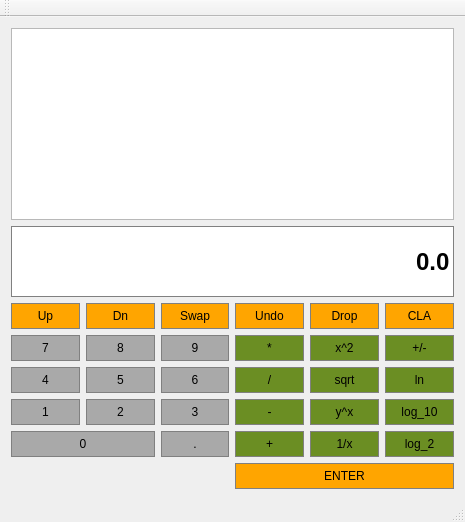
Before: the Qt Designer form RPNCalculator/Calculator.ui in wftmate/RPNCalculator, drawn with Qt 5.
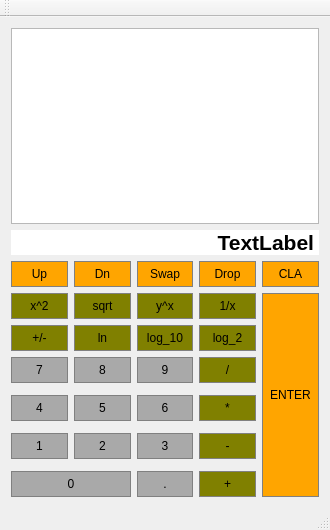
After: the same form once the commit is applied.

What changed in the file:
```diff
--- a/RPNCalculator/Calculator.ui
+++ b/RPNCalculator/Calculator.ui
@@ -6,8 +6,8 @@
    <rect>
     <x>0</x>
     <y>0</y>
-    <width>465</width>
-    <height>522</height>
+    <width>330</width>
+    <height>530</height>
    </rect>
   </property>
   <property name="windowTitle">
@@ -15,8 +15,8 @@
   </property>
   <widget class="QWidget" name="centralWidget">
    <layout class="QGridLayout" name="gridLayout">
-    <item row="6" column="0" colspan="2">
-     <widget class="QPushButton" name="Button0">
+    <item row="11" column="2">
+     <widget class="QPushButton" name="DecimalPoint">
       <property name="sizePolicy">
        <sizepolicy hsizetype="Preferred" vsizetype="Preferred">
         <horstretch>0</horstretch>
@@ -37,11 +37,217 @@
 }</string>
       </property>
       <property name="text">
-       <string>0</string>
+       <string>.</string>
       </property>
+      <attribute name="buttonGroup">
+       <string notr="true">numberGroup</string>
+      </attribute>
      </widget>
     </item>
-    <item row="5" column="3">
+    <item row="9" column="1">
+     <widget class="QPushButton" name="Button2">
+      <property name="sizePolicy">
+       <sizepolicy hsizetype="Preferred" vsizetype="Preferred">
+        <horstretch>0</horstretch>
+        <verstretch>0</verstretch>
+       </sizepolicy>
+      </property>
+      <property name="styleSheet">
+       <string notr="true">QPushButton {
+	background-color: darkgray;
+	border: 1px solid gray;
+	padding: 5px;
+}
+
+QPushButton:pressed {
+	background-color: Dimgray;
+	border: 1px solid gray;
+	padding: 5px;
+}</string>
+      </property>
+      <property name="text">
+       <string>2</string>
+      </property>
+      <attribute name="buttonGroup">
+       <string notr="true">numberGroup</string>
+      </attribute>
+     </widget>
+    </item>
+    <item row="5" column="0">
+     <widget class="QPushButton" name="Button7">
+      <property name="sizePolicy">
+       <sizepolicy hsizetype="Preferred" vsizetype="Preferred">
+        <horstretch>0</horstretch>
+        <verstretch>0</verstretch>
+       </sizepolicy>
+      </property>
+      <property name="styleSheet">
+       <string notr="true">QPushButton {
+	background-color: darkgray;
+	border: 1px solid gray;
+	padding: 5px;
+}
+
+QPushButton:pressed {
+	background-color: Dimgray;
+	border: 1px solid gray;
+	padding: 5px;
+}</string>
+      </property>
+      <property name="text">
+       <string>7</string>
+      </property>
+      <attribute name="buttonGroup">
+       <string notr="true">numberGroup</string>
+      </attribute>
+     </widget>
+    </item>
+    <item row="2" column="4">
+     <widget class="QPushButton" name="ClearAll">
+      <property name="sizePolicy">
+       <sizepolicy hsizetype="Preferred" vsizetype="Preferred">
+        <horstretch>0</horstretch>
+        <verstretch>0</verstretch>
+       </sizepolicy>
+      </property>
+      <property name="styleSheet">
+       <string notr="true">QPushButton {
+	background-color: #FFA500;
+	border: 1px solid gray;
+	padding: 5px;
+}
+
+QPushButton:pressed {
+	background-color: #FF0000;
+	border: 1px solid gray;
+	padding: 5px;
+}</string>
+      </property>
+      <property name="text">
+       <string>CLA</string>
+      </property>
+      <attribute name="buttonGroup">
+       <string notr="true">stackFunctionGroup</string>
+      </attribute>
+     </widget>
+    </item>
+    <item row="3" column="4" rowspan="9">
+     <widget class="QPushButton" name="Enter">
+      <property name="sizePolicy">
+       <sizepolicy hsizetype="Preferred" vsizetype="Preferred">
+        <horstretch>0</horstretch>
+        <verstretch>0</verstretch>
+       </sizepolicy>
+      </property>
+      <property name="styleSheet">
+       <string notr="true">QPushButton {
+	background-color: #FFA500;
+	border: 1px solid gray;
+	padding: 5px;
+}
+
+QPushButton:pressed {
+	background-color: #FF0000;
+	border: 1px solid gray;
+	padding: 5px;
+}</string>
+      </property>
+      <property name="text">
+       <string>ENTER</string>
+      </property>
+      <attribute name="buttonGroup">
+       <string notr="true">stackFunctionGroup</string>
+      </attribute>
+     </widget>
+    </item>
+    <item row="3" column="3">
+     <widget class="QPushButton" name="Inverse">
+      <property name="sizePolicy">
+       <sizepolicy hsizetype="Preferred" vsizetype="Preferred">
+        <horstretch>0</horstretch>
+        <verstretch>0</verstretch>
+       </sizepolicy>
+      </property>
+      <property name="styleSheet">
+       <string notr="true">QPushButton {
+	background-color: olive;
+	border: 1px solid gray;
+	padding: 5px;
+}
+
+QPushButton:pressed {
+	background-color: #FF0000;
+	border: 1px solid gray;
+	padding: 5px;
+}</string>
+      </property>
+      <property name="text">
+       <string>1/x</string>
+      </property>
+      <attribute name="buttonGroup">
+       <string notr="true">mathFunctionGroup</string>
+      </attribute>
+     </widget>
+    </item>
+    <item row="4" column="0">
+     <widget class="QPushButton" name="ChangeSign">
+      <property name="sizePolicy">
+       <sizepolicy hsizetype="Preferred" vsizetype="Preferred">
+        <horstretch>0</horstretch>
+        <verstretch>0</verstretch>
+       </sizepolicy>
+      </property>
+      <property name="styleSheet">
+       <string notr="true">QPushButton {
+	background-color: olive;
+	border: 1px solid gray;
+	padding: 5px;
+}
+
+QPushButton:pressed {
+	background-color: #FF0000;
+	border: 1px solid gray;
+	padding: 5px;
+}</string>
+      </property>
+      <property name="text">
+       <string>+/-</string>
+      </property>
+      <attribute name="buttonGroup">
+       <string notr="true">mathFunctionGroup</string>
+      </attribute>
+     </widget>
+    </item>
+    <item row="5" column="1">
+     <widget class="QPushButton" name="Button8">
+      <property name="sizePolicy">
+       <sizepolicy hsizetype="Preferred" vsizetype="Preferred">
+        <horstretch>0</horstretch>
+        <verstretch>0</verstretch>
+       </sizepolicy>
+      </property>
+      <property name="styleSheet">
+       <string notr="true">QPushButton {
+	background-color: darkgray;
+	border: 1px solid gray;
+	padding: 5px;
+}
+
+QPushButton:pressed {
+	background-color: Dimgray;
+	border: 1px solid gray;
+	padding: 5px;
+}</string>
+      </property>
+      <property name="text">
+       <string>8</string>
+      </property>
+      <attribute name="buttonGroup">
+       <string notr="true">numberGroup</string>
+      </attribute>
+     </widget>
+    </item>
+    <item row="9" column="3">
      <widget class="QPushButton" name="Subtract">
       <property name="sizePolicy">
        <sizepolicy hsizetype="Preferred" vsizetype="Preferred">
@@ -51,7 +257,7 @@
       </property>
       <property name="styleSheet">
        <string notr="true">QPushButton {
-	background-color: olivedrab;
+	background-color: olive;
 	border: 1px solid gray;
 	padding: 5px;
 }
@@ -65,88 +271,42 @@
       <property name="text">
        <string>-</string>
       </property>
+      <attribute name="buttonGroup">
+       <string notr="true">mathFunctionGroup</string>
+      </attribute>
      </widget>
     </item>
-    <item row="5" column="4">
-     <widget class="QPushButton" name="YtoX">
-      <property name="sizePolicy">
-       <sizepolicy hsizetype="Preferred" vsizetype="Preferred">
-        <horstretch>0</horstretch>
-        <verstretch>0</verstretch>
-       </sizepolicy>
+    <item row="1" column="0" colspan="5">
+     <widget class="QLabel" name="Input">
+      <property name="font">
+       <font>
+        <pointsize>16</pointsize>
+        <weight>75</weight>
+        <bold>true</bold>
+       </font>
       </property>
       <property name="styleSheet">
-       <string notr="true">QPushButton {
-	background-color: olivedrab;
-	border: 1px solid gray;
-	padding: 5px;
-}
-
-QPushButton:pressed {
-	background-color: #FF0000;
-	border: 1px solid gray;
-	padding: 5px;
-}</string>
+       <string notr="true">background-color: #fff;</string>
       </property>
       <property name="text">
-       <string>y^x</string>
+       <string>TextLabel</string>
       </property>
-     </widget>
-    </item>
-    <item row="6" column="5">
-     <widget class="QPushButton" name="LogBase2">
-      <property name="sizePolicy">
-       <sizepolicy hsizetype="Preferred" vsizetype="Preferred">
-        <horstretch>0</horstretch>
-        <verstretch>0</verstretch>
-       </sizepolicy>
+      <property name="scaledContents">
+       <bool>false</bool>
       </property>
-      <property name="styleSheet">
-       <string notr="true">QPushButton {
-	background-color: olivedrab;
-	border: 1px solid gray;
-	padding: 5px;
-}
-
-QPushButton:pressed {
-	background-color: #FF0000;
-	border: 1px solid gray;
-	padding: 5px;
-}</string>
+      <property name="alignment">
+       <set>Qt::AlignRight|Qt::AlignTrailing|Qt::AlignVCenter</set>
       </property>
-      <property name="text">
-       <string>log_2</string>
+      <property name="margin">
+       <number>2</number>
       </property>
-     </widget>
-    </item>
-    <item row="3" column="4">
-     <widget class="QPushButton" name="Square">
-      <property name="sizePolicy">
-       <sizepolicy hsizetype="Preferred" vsizetype="Preferred">
-        <horstretch>0</horstretch>
-        <verstretch>0</verstretch>
-       </sizepolicy>
+      <property name="indent">
+       <number>5</number>
       </property>
-      <property name="styleSheet">
-       <string notr="true">QPushButton {
-	background-color: olivedrab;
-	border: 1px solid gray;
-	padding: 5px;
-}
-
-QPushButton:pressed {
-	background-color: #FF0000;
-	border: 1px solid gray;
-	padding: 5px;
-}</string>
-      </property>
-      <property name="text">
-       <string>x^2</string>
-      </property>
      </widget>
     </item>
-    <item row="2" column="2">
-     <widget class="QPushButton" name="Swap">
+    <item row="2" column="0">
+     <widget class="QPushButton" name="RollUp">
       <property name="sizePolicy">
        <sizepolicy hsizetype="Preferred" vsizetype="Preferred">
         <horstretch>0</horstretch>
@@ -167,11 +327,43 @@
 }</string>
       </property>
       <property name="text">
-       <string>Swap</string>
+       <string>Up</string>
       </property>
+      <attribute name="buttonGroup">
+       <string notr="true">stackFunctionGroup</string>
+      </attribute>
      </widget>
     </item>
-    <item row="2" column="4">
+    <item row="9" column="0">
+     <widget class="QPushButton" name="Button1">
+      <property name="sizePolicy">
+       <sizepolicy hsizetype="Preferred" vsizetype="Preferred">
+        <horstretch>0</horstretch>
+        <verstretch>0</verstretch>
+       </sizepolicy>
+      </property>
+      <property name="styleSheet">
+       <string notr="true">QPushButton {
+	background-color: darkgray;
+	border: 1px solid gray;
+	padding: 5px;
+}
+
+QPushButton:pressed {
+	background-color: Dimgray;
+	border: 1px solid gray;
+	padding: 5px;
+}</string>
+      </property>
+      <property name="text">
+       <string>1</string>
+      </property>
+      <attribute name="buttonGroup">
+       <string notr="true">numberGroup</string>
+      </attribute>
+     </widget>
+    </item>
+    <item row="2" column="3">
      <widget class="QPushButton" name="Drop">
       <property name="styleSheet">
        <string notr="true">QPushButton {
@@ -189,10 +381,13 @@
       <property name="text">
        <string>Drop</string>
       </property>
+      <attribute name="buttonGroup">
+       <string notr="true">stackFunctionGroup</string>
+      </attribute>
      </widget>
     </item>
-    <item row="3" column="3">
-     <widget class="QPushButton" name="Multiply">
+    <item row="7" column="0">
+     <widget class="QPushButton" name="Button4">
       <property name="sizePolicy">
        <sizepolicy hsizetype="Preferred" vsizetype="Preferred">
         <horstretch>0</horstretch>
@@ -201,23 +396,26 @@
       </property>
       <property name="styleSheet">
        <string notr="true">QPushButton {
-	background-color: olivedrab;
+	background-color: darkgray;
 	border: 1px solid gray;
 	padding: 5px;
 }
 
 QPushButton:pressed {
-	background-color: #FF0000;
+	background-color: Dimgray;
 	border: 1px solid gray;
 	padding: 5px;
 }</string>
       </property>
       <property name="text">
-       <string>*</string>
+       <string>4</string>
       </property>
+      <attribute name="buttonGroup">
+       <string notr="true">numberGroup</string>
+      </attribute>
      </widget>
     </item>
-    <item row="3" column="2">
+    <item row="5" column="2">
      <widget class="QPushButton" name="Button9">
       <property name="sizePolicy">
        <sizepolicy hsizetype="Preferred" vsizetype="Preferred">
@@ -241,113 +439,12 @@
       <property name="text">
        <string>9</string>
       </property>
+      <attribute name="buttonGroup">
+       <string notr="true">numberGroup</string>
+      </attribute>
      </widget>
     </item>
-    <item row="2" column="3">
-     <widget class="QPushButton" name="Undo">
-      <property name="sizePolicy">
-       <sizepolicy hsizetype="Preferred" vsizetype="Preferred">
-        <horstretch>0</horstretch>
-        <verstretch>0</verstretch>
-       </sizepolicy>
-      </property>
-      <property name="styleSheet">
-       <string notr="true">QPushButton {
-	background-color: #FFA500;
-	border: 1px solid gray;
-	padding: 5px;
-}
-
-QPushButton:pressed {
-	background-color: #FF0000;
-	border: 1px solid gray;
-	padding: 5px;
-}</string>
-      </property>
-      <property name="text">
-       <string>Undo</string>
-      </property>
-     </widget>
-    </item>
-    <item row="5" column="2">
-     <widget class="QPushButton" name="Button3">
-      <property name="sizePolicy">
-       <sizepolicy hsizetype="Preferred" vsizetype="Preferred">
-        <horstretch>0</horstretch>
-        <verstretch>0</verstretch>
-       </sizepolicy>
-      </property>
-      <property name="styleSheet">
-       <string notr="true">QPushButton {
-	background-color: darkgray;
-	border: 1px solid gray;
-	padding: 5px;
-}
-
-QPushButton:pressed {
-	background-color: Dimgray;
-	border: 1px solid gray;
-	padding: 5px;
-}</string>
-      </property>
-      <property name="text">
-       <string>3</string>
-      </property>
-     </widget>
-    </item>
-    <item row="4" column="4">
-     <widget class="QPushButton" name="SquareRoot">
-      <property name="sizePolicy">
-       <sizepolicy hsizetype="Preferred" vsizetype="Preferred">
-        <horstretch>0</horstretch>
-        <verstretch>0</verstretch>
-       </sizepolicy>
-      </property>
-      <property name="styleSheet">
-       <string notr="true">QPushButton {
-	background-color: olivedrab;
-	border: 1px solid gray;
-	padding: 5px;
-}
-
-QPushButton:pressed {
-	background-color: #FF0000;
-	border: 1px solid gray;
-	padding: 5px;
-}</string>
-      </property>
-      <property name="text">
-       <string>sqrt</string>
-      </property>
-     </widget>
-    </item>
-    <item row="2" column="0">
-     <widget class="QPushButton" name="RollUp">
-      <property name="sizePolicy">
-       <sizepolicy hsizetype="Preferred" vsizetype="Preferred">
-        <horstretch>0</horstretch>
-        <verstretch>0</verstretch>
-       </sizepolicy>
-      </property>
-      <property name="styleSheet">
-       <string notr="true">QPushButton {
-	background-color: #FFA500;
-	border: 1px solid gray;
-	padding: 5px;
-}
-
-QPushButton:pressed {
-	background-color: #FF0000;
-	border: 1px solid gray;
-	padding: 5px;
-}</string>
-      </property>
-      <property name="text">
-       <string>Up</string>
-      </property>
-     </widget>
-    </item>
-    <item row="4" column="2">
+    <item row="7" column="2">
      <widget class="QPushButton" name="Button6">
       <property name="sizePolicy">
        <sizepolicy hsizetype="Preferred" vsizetype="Preferred">
@@ -371,10 +468,13 @@
       <property name="text">
        <string>6</string>
       </property>
+      <attribute name="buttonGroup">
+       <string notr="true">numberGroup</string>
+      </attribute>
      </widget>
     </item>
-    <item row="4" column="0">
-     <widget class="QPushButton" name="Button4">
+    <item row="3" column="0">
+     <widget class="QPushButton" name="Square">
       <property name="sizePolicy">
        <sizepolicy hsizetype="Preferred" vsizetype="Preferred">
         <horstretch>0</horstretch>
@@ -383,23 +483,113 @@
       </property>
       <property name="styleSheet">
        <string notr="true">QPushButton {
-	background-color: darkgray;
+	background-color: olive;
 	border: 1px solid gray;
 	padding: 5px;
 }
 
 QPushButton:pressed {
-	background-color: Dimgray;
+	background-color: #FF0000;
 	border: 1px solid gray;
 	padding: 5px;
 }</string>
       </property>
       <property name="text">
-       <string>4</string>
+       <string>x^2</string>
       </property>
+      <attribute name="buttonGroup">
+       <string notr="true">mathFunctionGroup</string>
+      </attribute>
      </widget>
     </item>
-    <item row="4" column="1">
+    <item row="2" column="2">
+     <widget class="QPushButton" name="Swap">
+      <property name="sizePolicy">
+       <sizepolicy hsizetype="Preferred" vsizetype="Preferred">
+        <horstretch>0</horstretch>
+        <verstretch>0</verstretch>
+       </sizepolicy>
+      </property>
+      <property name="styleSheet">
+       <string notr="true">QPushButton {
+	background-color: #FFA500;
+	border: 1px solid gray;
+	padding: 5px;
+}
+
+QPushButton:pressed {
+	background-color: #FF0000;
+	border: 1px solid gray;
+	padding: 5px;
+}</string>
+      </property>
+      <property name="text">
+       <string>Swap</string>
+      </property>
+      <attribute name="buttonGroup">
+       <string notr="true">stackFunctionGroup</string>
+      </attribute>
+     </widget>
+    </item>
+    <item row="4" column="2">
+     <widget class="QPushButton" name="LogBase10">
+      <property name="sizePolicy">
+       <sizepolicy hsizetype="Preferred" vsizetype="Preferred">
+        <horstretch>0</horstretch>
+        <verstretch>0</verstretch>
+       </sizepolicy>
+      </property>
+      <property name="styleSheet">
+       <string notr="true">QPushButton {
+	background-color: olive;
+	border: 1px solid gray;
+	padding: 5px;
+}
+
+QPushButton:pressed {
+	background-color: #FF0000;
+	border: 1px solid gray;
+	padding: 5px;
+}</string>
+      </property>
+      <property name="text">
+       <string>log_10</string>
+      </property>
+      <attribute name="buttonGroup">
+       <string notr="true">mathFunctionGroup</string>
+      </attribute>
+     </widget>
+    </item>
+    <item row="4" column="3">
+     <widget class="QPushButton" name="LogBase2">
+      <property name="sizePolicy">
+       <sizepolicy hsizetype="Preferred" vsizetype="Preferred">
+        <horstretch>0</horstretch>
+        <verstretch>0</verstretch>
+       </sizepolicy>
+      </property>
+      <property name="styleSheet">
+       <string notr="true">QPushButton {
+	background-color: olive;
+	border: 1px solid gray;
+	padding: 5px;
+}
+
+QPushButton:pressed {
+	background-color: #FF0000;
+	border: 1px solid gray;
+	padding: 5px;
+}</string>
+      </property>
+      <property name="text">
+       <string>log_2</string>
+      </property>
+      <attribute name="buttonGroup">
+       <string notr="true">mathFunctionGroup</string>
+      </attribute>
+     </widget>
+    </item>
+    <item row="7" column="1">
      <widget class="QPushButton" name="Button5">
       <property name="sizePolicy">
        <sizepolicy hsizetype="Preferred" vsizetype="Preferred">
@@ -423,10 +613,13 @@
       <property name="text">
        <string>5</string>
       </property>
+      <attribute name="buttonGroup">
+       <string notr="true">numberGroup</string>
+      </attribute>
      </widget>
     </item>
     <item row="3" column="1">
-     <widget class="QPushButton" name="Button8">
+     <widget class="QPushButton" name="SquareRoot">
       <property name="sizePolicy">
        <sizepolicy hsizetype="Preferred" vsizetype="Preferred">
         <horstretch>0</horstretch>
@@ -435,23 +628,33 @@
       </property>
       <property name="styleSheet">
        <string notr="true">QPushButton {
-	background-color: darkgray;
+	background-color: olive;
 	border: 1px solid gray;
 	padding: 5px;
 }
 
 QPushButton:pressed {
-	background-color: Dimgray;
+	background-color: #FF0000;
 	border: 1px solid gray;
 	padding: 5px;
 }</string>
       </property>
       <property name="text">
-       <string>8</string>
+       <string>sqrt</string>
       </property>
+      <attribute name="buttonGroup">
+       <string notr="true">mathFunctionGroup</string>
+      </attribute>
      </widget>
     </item>
-    <item row="6" column="3">
+    <item row="0" column="0" colspan="5">
+     <widget class="QListWidget" name="Display">
+      <property name="itemAlignment">
+       <set>Qt::AlignRight</set>
+      </property>
+     </widget>
+    </item>
+    <item row="11" column="3">
      <widget class="QPushButton" name="Add">
       <property name="sizePolicy">
        <sizepolicy hsizetype="Preferred" vsizetype="Preferred">
@@ -461,7 +664,7 @@
       </property>
       <property name="styleSheet">
        <string notr="true">QPushButton {
-	background-color: olivedrab;
+	background-color: olive;
 	border: 1px solid gray;
 	padding: 5px;
 }
@@ -475,6 +678,125 @@
       <property name="text">
        <string>+</string>
       </property>
+      <attribute name="buttonGroup">
+       <string notr="true">mathFunctionGroup</string>
+      </attribute>
+     </widget>
+    </item>
+    <item row="7" column="3">
+     <widget class="QPushButton" name="Multiply">
+      <property name="sizePolicy">
+       <sizepolicy hsizetype="Preferred" vsizetype="Preferred">
+        <horstretch>0</horstretch>
+        <verstretch>0</verstretch>
+       </sizepolicy>
+      </property>
+      <property name="styleSheet">
+       <string notr="true">QPushButton {
+	background-color: olive;
+	border: 1px solid gray;
+	padding: 5px;
+}
+
+QPushButton:pressed {
+	background-color: #FF0000;
+	border: 1px solid gray;
+	padding: 5px;
+}</string>
+      </property>
+      <property name="text">
+       <string>*</string>
+      </property>
+      <attribute name="buttonGroup">
+       <string notr="true">mathFunctionGroup</string>
+      </attribute>
+     </widget>
+    </item>
+    <item row="9" column="2">
+     <widget class="QPushButton" name="Button3">
+      <property name="sizePolicy">
+       <sizepolicy hsizetype="Preferred" vsizetype="Preferred">
+        <horstretch>0</horstretch>
+        <verstretch>0</verstretch>
+       </sizepolicy>
+      </property>
+      <property name="styleSheet">
+       <string notr="true">QPushButton {
+	background-color: darkgray;
+	border: 1px solid gray;
+	padding: 5px;
+}
+
+QPushButton:pressed {
+	background-color: Dimgray;
+	border: 1px solid gray;
+	padding: 5px;
+}</string>
+      </property>
+      <property name="text">
+       <string>3</string>
+      </property>
+      <attribute name="buttonGroup">
+       <string notr="true">numberGroup</string>
+      </attribute>
+     </widget>
+    </item>
+    <item row="3" column="2">
+     <widget class="QPushButton" name="YtoX">
+      <property name="sizePolicy">
+       <sizepolicy hsizetype="Preferred" vsizetype="Preferred">
+        <horstretch>0</horstretch>
+        <verstretch>0</verstretch>
+       </sizepolicy>
+      </property>
+      <property name="styleSheet">
+       <string notr="true">QPushButton {
+	background-color: olive;
+	border: 1px solid gray;
+	padding: 5px;
+}
+
+QPushButton:pressed {
+	background-color: #FF0000;
+	border: 1px solid gray;
+	padding: 5px;
+}</string>
+      </property>
+      <property name="text">
+       <string>y^x</string>
+      </property>
+      <attribute name="buttonGroup">
+       <string notr="true">mathFunctionGroup</string>
+      </attribute>
+     </widget>
+    </item>
+    <item row="4" column="1">
+     <widget class="QPushButton" name="NaturalLog">
+      <property name="sizePolicy">
+       <sizepolicy hsizetype="Preferred" vsizetype="Preferred">
+        <horstretch>0</horstretch>
+        <verstretch>0</verstretch>
+       </sizepolicy>
+      </property>
+      <property name="styleSheet">
+       <string notr="true">QPushButton {
+	background-color: olive;
+	border: 1px solid gray;
+	padding: 5px;
+}
+
+QPushButton:pressed {
+	background-color: #FF0000;
+	border: 1px solid gray;
+	padding: 5px;
+}</string>
+      </property>
+      <property name="text">
+       <string>ln</string>
+      </property>
+      <attribute name="buttonGroup">
+       <string notr="true">mathFunctionGroup</string>
+      </attribute>
      </widget>
     </item>
     <item row="2" column="1">
@@ -501,61 +823,12 @@
       <property name="text">
        <string>Dn</string>
       </property>
+      <attribute name="buttonGroup">
+       <string notr="true">stackFunctionGroup</string>
+      </attribute>
      </widget>
     </item>
-    <item row="4" column="5">
-     <widget class="QPushButton" name="NaturalLog">
-      <property name="sizePolicy">
-       <sizepolicy hsizetype="Preferred" vsizetype="Preferred">
-        <horstretch>0</horstretch>
-        <verstretch>0</verstretch>
-       </sizepolicy>
-      </property>
-      <property name="styleSheet">
-       <string notr="true">QPushButton {
-	background-color: olivedrab;
-	border: 1px solid gray;
-	padding: 5px;
-}
-
-QPushButton:pressed {
-	background-color: #FF0000;
-	border: 1px solid gray;
-	padding: 5px;
-}</string>
-      </property>
-      <property name="text">
-       <string>ln</string>
-      </property>
-     </widget>
-    </item>
-    <item row="5" column="1">
-     <widget class="QPushButton" name="Button2">
-      <property name="sizePolicy">
-       <sizepolicy hsizetype="Preferred" vsizetype="Preferred">
-        <horstretch>0</horstretch>
-        <verstretch>0</verstretch>
-       </sizepolicy>
-      </property>
-      <property name="styleSheet">
-       <string notr="true">QPushButton {
-	background-color: darkgray;
-	border: 1px solid gray;
-	padding: 5px;
-}
-
-QPushButton:pressed {
-	background-color: Dimgray;
-	border: 1px solid gray;
-	padding: 5px;
-}</string>
-      </property>
-      <property name="text">
-       <string>2</string>
-      </property>
-     </widget>
-    </item>
-    <item row="4" column="3">
+    <item row="5" column="3">
      <widget class="QPushButton" name="Divide">
       <property name="sizePolicy">
        <sizepolicy hsizetype="Preferred" vsizetype="Preferred">
@@ -565,7 +838,7 @@
       </property>
       <property name="styleSheet">
        <string notr="true">QPushButton {
-	background-color: olivedrab;
+	background-color: olive;
 	border: 1px solid gray;
 	padding: 5px;
 }
@@ -579,10 +852,13 @@
       <property name="text">
        <string>/</string>
       </property>
+      <attribute name="buttonGroup">
+       <string notr="true">mathFunctionGroup</string>
+      </attribute>
      </widget>
     </item>
-    <item row="5" column="0">
-     <widget class="QPushButton" name="Button1">
+    <item row="11" column="0" colspan="2">
+     <widget class="QPushButton" name="Button0">
       <property name="sizePolicy">
        <sizepolicy hsizetype="Preferred" vsizetype="Preferred">
         <horstretch>0</horstretch>
@@ -603,224 +879,13 @@
 }</string>
       </property>
       <property name="text">
-       <string>1</string>
+       <string>0</string>
       </property>
+      <attribute name="buttonGroup">
+       <string notr="true">numberGroup</string>
+      </attribute>
      </widget>
     </item>
-    <item row="1" column="0" colspan="6">
-     <widget class="QLineEdit" name="Input">
-      <property name="sizePolicy">
-       <sizepolicy hsizetype="Preferred" vsizetype="Expanding">
-        <horstretch>0</horstretch>
-        <verstretch>0</verstretch>
-       </sizepolicy>
-      </property>
-      <property name="font">
-       <font>
-        <pointsize>18</pointsize>
-        <weight>75</weight>
-        <bold>true</bold>
-       </font>
-      </property>
-      <property name="styleSheet">
-       <string notr="true">QLineEdit {
-	background-color: #grey;
-	border: 1px solid gray;
-}</string>
-      </property>
-      <property name="text">
-       <string>0.0</string>
-      </property>
-      <property name="alignment">
-       <set>Qt::AlignRight|Qt::AlignTrailing|Qt::AlignVCenter</set>
-      </property>
-     </widget>
-    </item>
-    <item row="2" column="5">
-     <widget class="QPushButton" name="ClearAll">
-      <property name="sizePolicy">
-       <sizepolicy hsizetype="Preferred" vsizetype="Preferred">
-        <horstretch>0</horstretch>
-        <verstretch>0</verstretch>
-       </sizepolicy>
-      </property>
-      <property name="styleSheet">
-       <string notr="true">QPushButton {
-	background-color: #FFA500;
-	border: 1px solid gray;
-	padding: 5px;
-}
-
-QPushButton:pressed {
-	background-color: #FF0000;
-	border: 1px solid gray;
-	padding: 5px;
-}</string>
-      </property>
-      <property name="text">
-       <string>CLA</string>
-      </property>
-     </widget>
-    </item>
-    <item row="3" column="0">
-     <widget class="QPushButton" name="Button7">
-      <property name="sizePolicy">
-       <sizepolicy hsizetype="Preferred" vsizetype="Preferred">
-        <horstretch>0</horstretch>
-        <verstretch>0</verstretch>
-       </sizepolicy>
-      </property>
-      <property name="styleSheet">
-       <string notr="true">QPushButton {
-	background-color: darkgray;
-	border: 1px solid gray;
-	padding: 5px;
-}
-
-QPushButton:pressed {
-	background-color: Dimgray;
-	border: 1px solid gray;
-	padding: 5px;
-}</string>
-      </property>
-      <property name="text">
-       <string>7</string>
-      </property>
-     </widget>
-    </item>
-    <item row="6" column="2">
-     <widget class="QPushButton" name="DecimalPoint">
-      <property name="sizePolicy">
-       <sizepolicy hsizetype="Preferred" vsizetype="Preferred">
-        <horstretch>0</horstretch>
-        <verstretch>0</verstretch>
-       </sizepolicy>
-      </property>
-      <property name="styleSheet">
-       <string notr="true">QPushButton {
-	background-color: darkgray;
-	border: 1px solid gray;
-	padding: 5px;
-}
-
-QPushButton:pressed {
-	background-color: Dimgray;
-	border: 1px solid gray;
-	padding: 5px;
-}</string>
-      </property>
-      <property name="text">
-       <string>.</string>
-      </property>
-     </widget>
-    </item>
-    <item row="5" column="5">
-     <widget class="QPushButton" name="LogBase10">
-      <property name="sizePolicy">
-       <sizepolicy hsizetype="Preferred" vsizetype="Preferred">
-        <horstretch>0</horstretch>
-        <verstretch>0</verstretch>
-       </sizepolicy>
-      </property>
-      <property name="styleSheet">
-       <string notr="true">QPushButton {
-	background-color: olivedrab;
-	border: 1px solid gray;
-	padding: 5px;
-}
-
-QPushButton:pressed {
-	background-color: #FF0000;
-	border: 1px solid gray;
-	padding: 5px;
-}</string>
-      </property>
-      <property name="text">
-       <string>log_10</string>
-      </property>
-     </widget>
-    </item>
-    <item row="6" column="4">
-     <widget class="QPushButton" name="Inverse">
-      <property name="sizePolicy">
-       <sizepolicy hsizetype="Preferred" vsizetype="Preferred">
-        <horstretch>0</horstretch>
-        <verstretch>0</verstretch>
-       </sizepolicy>
-      </property>
-      <property name="styleSheet">
-       <string notr="true">QPushButton {
-	background-color: olivedrab;
-	border: 1px solid gray;
-	padding: 5px;
-}
-
-QPushButton:pressed {
-	background-color: #FF0000;
-	border: 1px solid gray;
-	padding: 5px;
-}</string>
-      </property>
-      <property name="text">
-       <string>1/x</string>
-      </property>
-     </widget>
-    </item>
-    <item row="3" column="5">
-     <widget class="QPushButton" name="ChangeSign">
-      <property name="sizePolicy">
-       <sizepolicy hsizetype="Preferred" vsizetype="Preferred">
-        <horstretch>0</horstretch>
-        <verstretch>0</verstretch>
-       </sizepolicy>
-      </property>
-      <property name="styleSheet">
-       <string notr="true">QPushButton {
-	background-color: olivedrab;
-	border: 1px solid gray;
-	padding: 5px;
-}
-
-QPushButton:pressed {
-	background-color: #FF0000;
-	border: 1px solid gray;
-	padding: 5px;
-}</string>
-      </property>
-      <property name="text">
-       <string>+/-</string>
-      </property>
-     </widget>
-    </item>
-    <item row="7" column="3" colspan="3">
-     <widget class="QPushButton" name="Enter">
-      <property name="sizePolicy">
-       <sizepolicy hsizetype="Preferred" vsizetype="Preferred">
-        <horstretch>0</horstretch>
-        <verstretch>0</verstretch>
-       </sizepolicy>
-      </property>
-      <property name="styleSheet">
-       <string notr="true">QPushButton {
-	background-color: #FFA500;
-	border: 1px solid gray;
-	padding: 5px;
-}
-
-QPushButton:pressed {
-	background-color: #FF0000;
-	border: 1px solid gray;
-	padding: 5px;
-}</string>
-      </property>
-      <property name="text">
-       <string>ENTER</string>
-      </property>
-     </widget>
-    </item>
-    <item row="0" column="0" colspan="6">
-     <widget class="QListWidget" name="Display"/>
-    </item>
    </layout>
   </widget>
   <widget class="QMenuBar" name="menuBar">
@@ -828,8 +893,8 @@
     <rect>
      <x>0</x>
      <y>0</y>
-     <width>465</width>
-     <height>23</height>
+     <width>330</width>
+     <height>21</height>
     </rect>
    </property>
   </widget>
```
Left out of the diff: 5 changed lines with no effect on the pictures.
